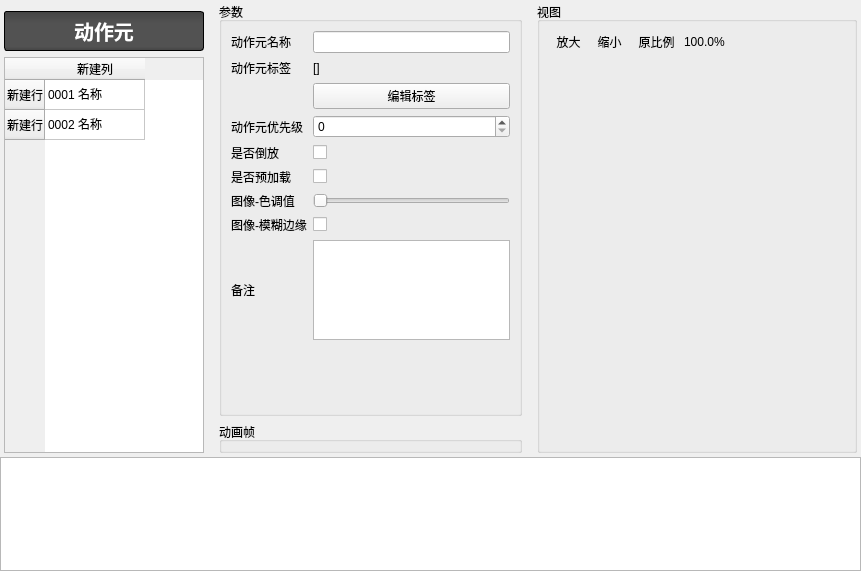
Above: DrillGIFActionSequenceEditor/Source/ActionSeqModule/ActionPart/P_COAS_ActionPart.ui from DrillUp/DrillGIFActionSequenceEditor before the change. Below: the same form after it.
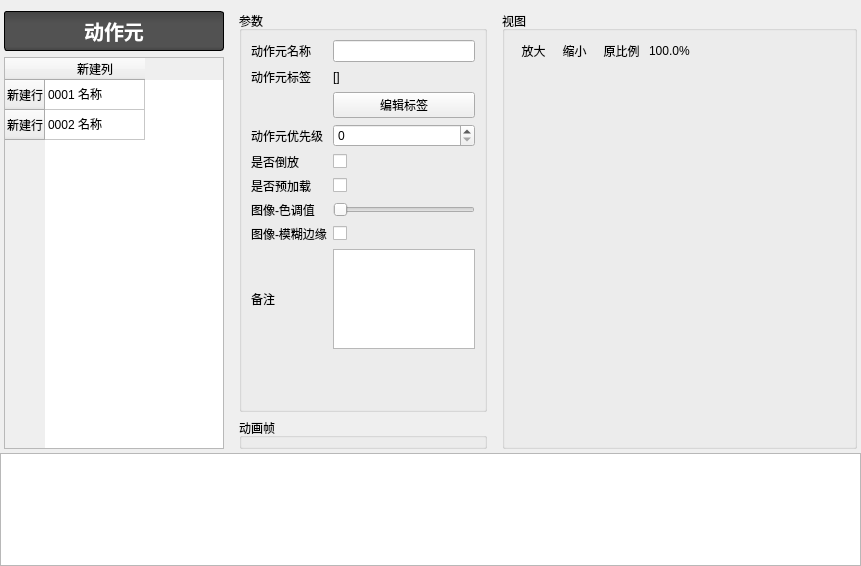
That is the form after the change. Icons and pictures are not drawn.

Patch:
```diff
--- a/DrillGIFActionSequenceEditor/Source/ActionSeqModule/ActionPart/P_COAS_ActionPart.ui
+++ b/DrillGIFActionSequenceEditor/Source/ActionSeqModule/ActionPart/P_COAS_ActionPart.ui
@@ -7,7 +7,7 @@
     <x>0</x>
     <y>0</y>
     <width>861</width>
-    <height>571</height>
+    <height>566</height>
    </rect>
   </property>
   <property name="windowTitle">
@@ -39,7 +39,7 @@
        <number>4</number>
       </property>
       <property name="topMargin">
-       <number>0</number>
+       <number>9</number>
       </property>
       <property name="rightMargin">
        <number>4</number>
@@ -49,7 +49,7 @@
       </property>
       <item>
        <widget class="QWidget" name="widget_2" native="true">
-        <layout class="QHBoxLayout" name="horizontalLayout_2" stretch="0,1,1">
+        <layout class="QHBoxLayout" name="horizontalLayout_2" stretch="0,3,4">
          <property name="leftMargin">
           <number>0</number>
          </property>
@@ -66,13 +66,13 @@
           <widget class="QWidget" name="widget_4" native="true">
            <property name="minimumSize">
             <size>
-             <width>200</width>
+             <width>220</width>
              <height>0</height>
             </size>
            </property>
            <property name="maximumSize">
             <size>
-             <width>200</width>
+             <width>220</width>
              <height>16777215</height>
             </size>
            </property>
@@ -80,6 +80,9 @@
             <property name="leftMargin">
              <number>0</number>
             </property>
+            <property name="topMargin">
+             <number>0</number>
+            </property>
             <property name="rightMargin">
              <number>0</number>
             </property>
@@ -167,7 +170,7 @@
              <number>0</number>
             </property>
             <item>
-             <widget class="QGroupBox" name="groupBox">
+             <widget class="QGroupBox" name="groupBox_param">
               <property name="title">
                <string>参数</string>
               </property>
@@ -335,7 +338,7 @@
           </widget>
          </item>
          <item>
-          <widget class="QGroupBox" name="groupBox_3">
+          <widget class="QGroupBox" name="groupBox_view">
            <property name="title">
             <string>视图</string>
            </property>
```
